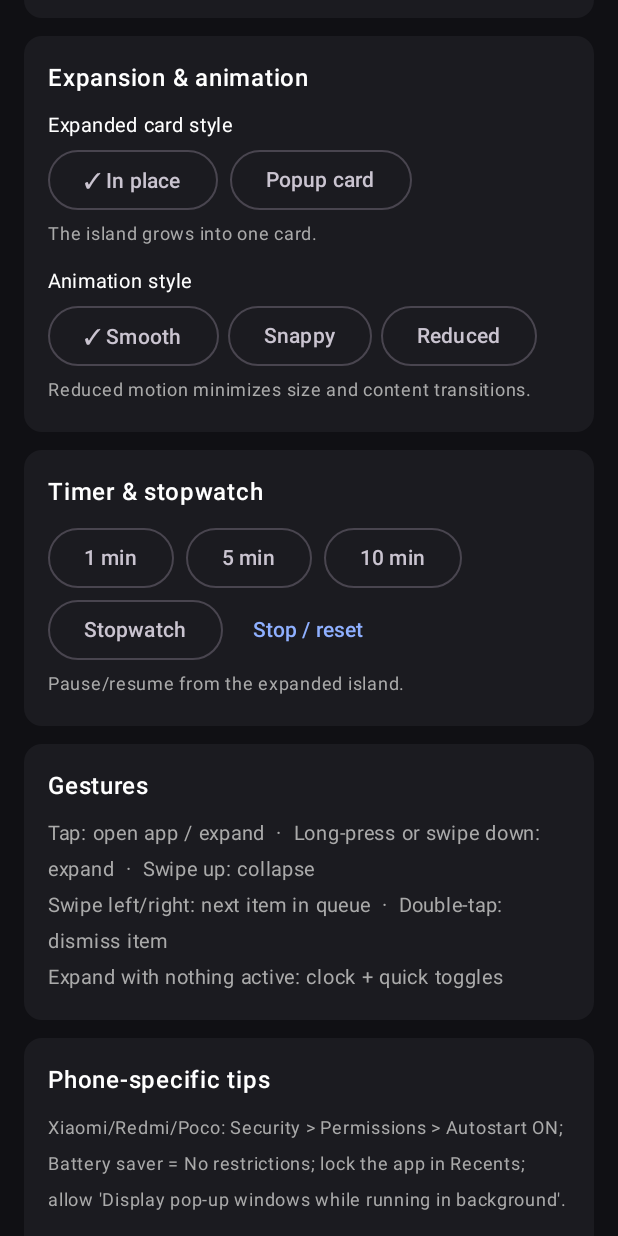
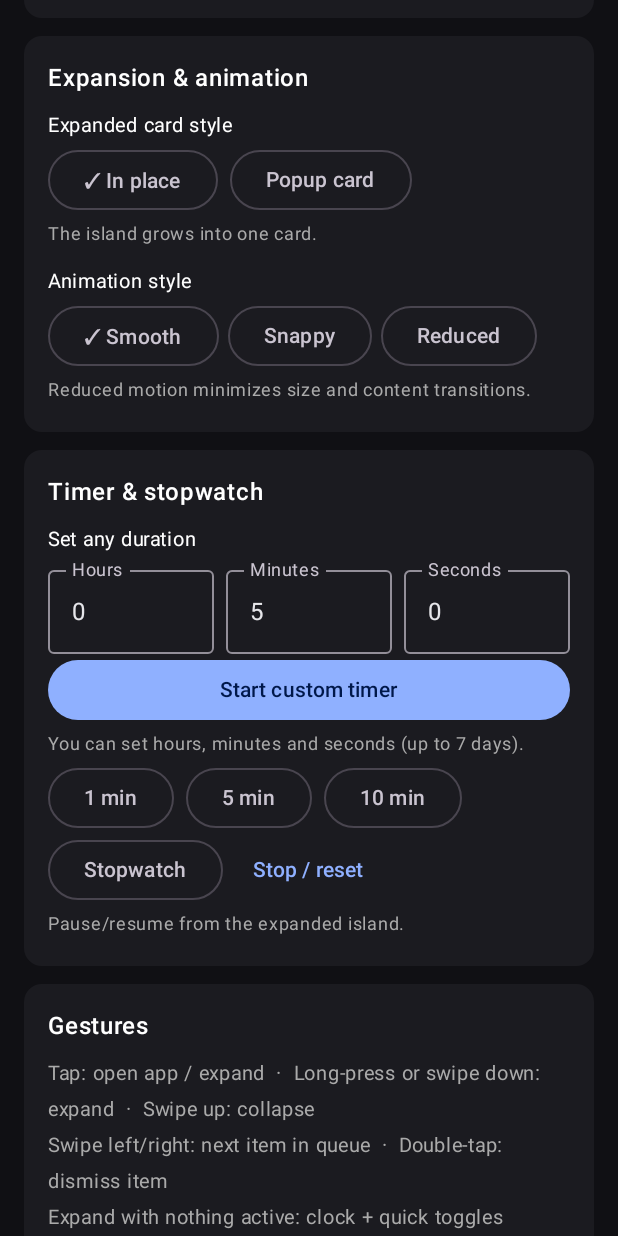
Before and after one commit to yooSpiderman50/IslandX, an Android app built with Jetpack Compose: the screen it shows after launch (MainActivity), scrolled down 1730 dp, on a phone screen of 412 x 824 dp. Run offline under Robolectric (Android 15) with nearby library versions, the phone set to English and light mode, and no system bars.

Commit message:
add custom timer with hours minutes and second (V1.2.5)

```diff
--- a/app/build.gradle.kts
+++ b/app/build.gradle.kts
@@ -12,8 +12,8 @@ android {
         applicationId = "com.islandx.app"
         minSdk = 26
         targetSdk = 34
-        versionCode = 6
-        versionName = "1.2.4"
+        versionCode = 7
+        versionName = "1.2.5"
     }
 
     buildTypes {
--- a/app/src/main/java/com/islandx/app/ui/HomeScreen.kt
+++ b/app/src/main/java/com/islandx/app/ui/HomeScreen.kt
@@ -35,6 +35,9 @@ import androidx.compose.material3.Button
 import androidx.compose.material3.Card
 import androidx.compose.material3.CardDefaults
 import androidx.compose.material3.OutlinedButton
+import androidx.compose.material3.OutlinedTextField
+import androidx.compose.foundation.text.KeyboardOptions
+import androidx.compose.ui.text.input.KeyboardType
 import androidx.compose.material3.Slider
 import androidx.compose.material3.Switch
 import androidx.compose.material3.Text
@@ -289,7 +292,51 @@ fun HomeScreen(activity: ComponentActivity, tick: Int) {
             }
 
             // ---- timer
+            var timerHours by remember { mutableStateOf("0") }
+            var timerMinutes by remember { mutableStateOf("5") }
+            var timerSeconds by remember { mutableStateOf("0") }
+            val customTimerSeconds = (timerHours.toLongOrNull() ?: 0L) * 3600L +
+                (timerMinutes.toLongOrNull() ?: 0L) * 60L +
+                (timerSeconds.toLongOrNull() ?: 0L)
+            val validCustomTimer = timerHours.toLongOrNull() != null &&
+                timerMinutes.toLongOrNull() != null && timerSeconds.toLongOrNull() != null &&
+                timerHours.toLongOrNull()!! >= 0 && timerMinutes.toLongOrNull()!! >= 0 &&
+                timerSeconds.toLongOrNull()!! >= 0 && customTimerSeconds > 0 &&
+                customTimerSeconds <= 7L * 24L * 3600L
             Block("Timer & stopwatch") {
+                Text("Set any duration", color = Color.White, fontSize = 13.sp)
+                Row(horizontalArrangement = Arrangement.spacedBy(8.dp), verticalAlignment = Alignment.CenterVertically) {
+                    OutlinedTextField(
+                        value = timerHours,
+                        onValueChange = { if (it.length <= 5 && it.all(Char::isDigit)) timerHours = it },
+                        label = { Text("Hours") },
+                        singleLine = true,
+                        keyboardOptions = KeyboardOptions(keyboardType = KeyboardType.Number),
+                        modifier = Modifier.weight(1f)
+                    )
+                    OutlinedTextField(
+                        value = timerMinutes,
+                        onValueChange = { if (it.length <= 5 && it.all(Char::isDigit)) timerMinutes = it },
+                        label = { Text("Minutes") },
+                        singleLine = true,
+                        keyboardOptions = KeyboardOptions(keyboardType = KeyboardType.Number),
+                        modifier = Modifier.weight(1f)
+                    )
+                    OutlinedTextField(
+                        value = timerSeconds,
+                        onValueChange = { if (it.length <= 5 && it.all(Char::isDigit)) timerSeconds = it },
+                        label = { Text("Seconds") },
+                        singleLine = true,
+                        keyboardOptions = KeyboardOptions(keyboardType = KeyboardType.Number),
+                        modifier = Modifier.weight(1f)
+                    )
+                }
+                Button(
+                    onClick = { TimerController.startCountdown(customTimerSeconds) },
+                    enabled = validCustomTimer,
+                    modifier = Modifier.fillMaxWidth()
+                ) { Text("Start custom timer") }
+                Text("You can set hours, minutes and seconds (up to 7 days).", color = Muted, fontSize = 12.sp)
                 Row(horizontalArrangement = Arrangement.spacedBy(8.dp)) {
                     OutlinedButton(onClick = { TimerController.startCountdown(60) }) { Text("1 min") }
                     OutlinedButton(onClick = { TimerController.startCountdown(300) }) { Text("5 min") }
```
Also changed, not shown: 2 other files.
